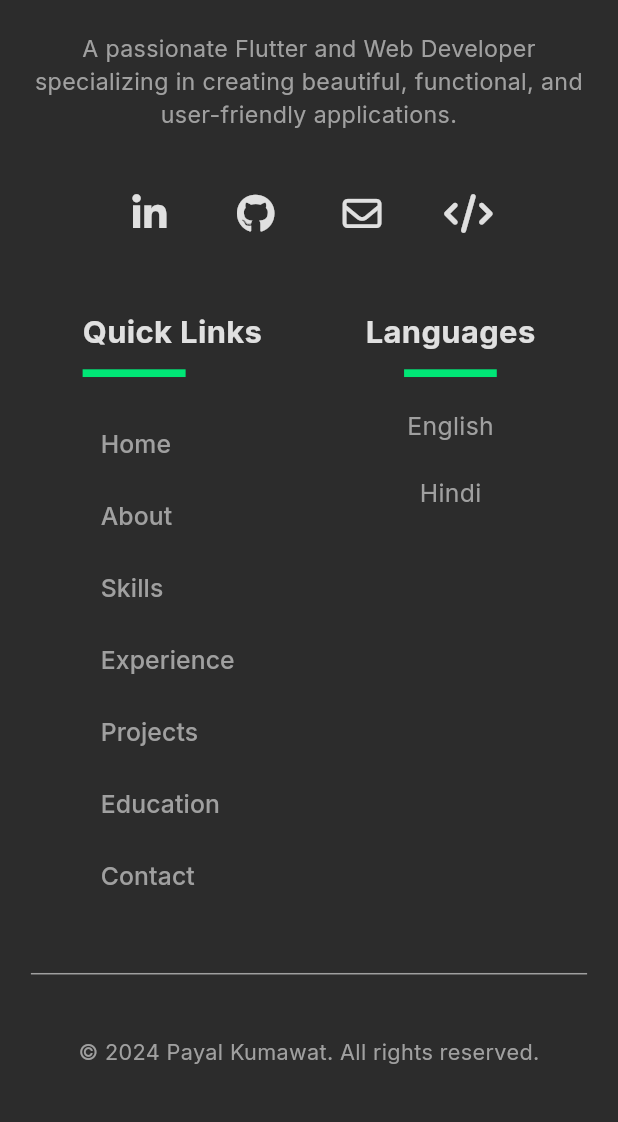
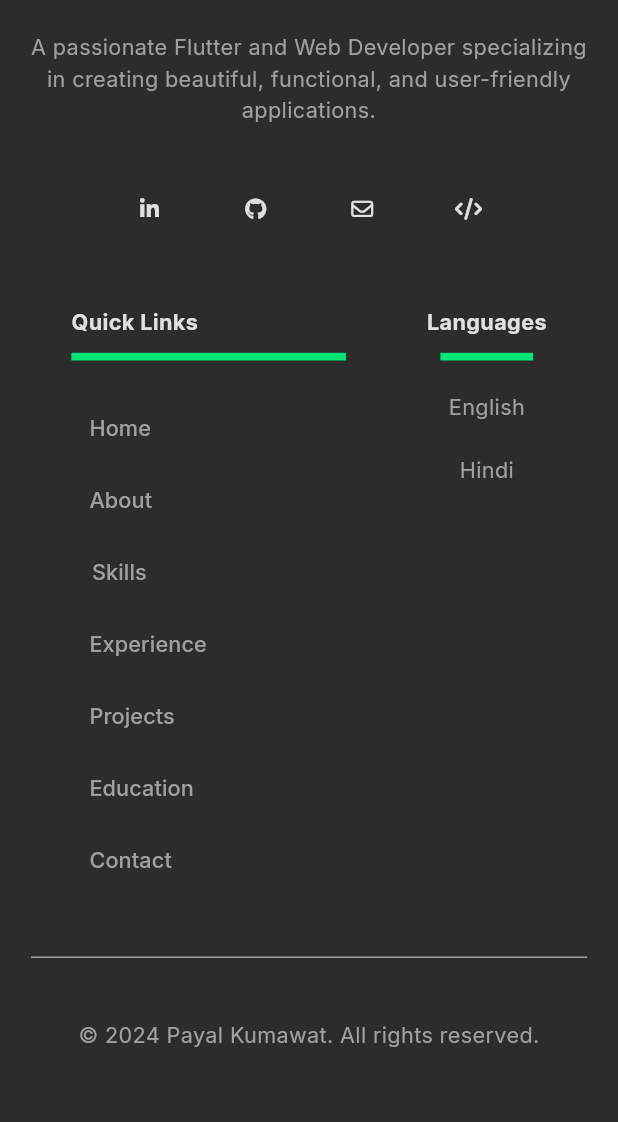
Before and after one commit to PayalKmt/my_portfolio, a Flutter app: the Footer widget shown alone on an empty page, opened directly, on a phone screen of 412 x 824 dp, the part 114-1236 px from its top. Run offline on Flutter 3.47's test engine with Material 3 defaults, Android fonts, the phone set to English and light mode, and no system bars; our stand-ins replace animated_text_kit, flutter_screenutil, font_awesome_flutter, get, google_fonts; network calls fail.

Commit message:
updated footer ui according to mobile

```diff
--- a/lib/app/modules/home/views/footer.dart
+++ b/lib/app/modules/home/views/footer.dart
@@ -18,7 +18,7 @@ class Footer extends GetView<HomeController> {
         title,
         style: TextStyle(
           color: AppColors.textLightColor,
-          fontSize: isMobile ? 16.sp : 25.sp,
+          fontSize: isMobile ? Get.width * 0.035 : 25.sp,
         ),
       ),
     );
@@ -51,7 +51,7 @@ class Footer extends GetView<HomeController> {
                       'PayalKumawat',
                       style: TextStyle(
                         color: AppColors.textColor,
-                        fontSize: isMobile ? 24.sp : 35.sp,
+                        fontSize: isMobile ? Get.width * 0.06 : 35.sp,
                         fontWeight: FontWeight.bold,
                       ),
                       textAlign: isMobile ? TextAlign.center : TextAlign.left,
@@ -61,7 +61,7 @@ class Footer extends GetView<HomeController> {
                       'A passionate Flutter and Web Developer specializing in creating beautiful, functional, and user-friendly applications.',
                       style: TextStyle(
                         color: AppColors.textLightColor,
-                        fontSize: isMobile ? 15.sp : 25.sp,
+                        fontSize: isMobile ? Get.width * 0.035 : 25.sp,
                       ),
                       textAlign: isMobile ? TextAlign.center : TextAlign.left,
                     ),
@@ -71,22 +71,22 @@ class Footer extends GetView<HomeController> {
                       children: [
                         IconButton(
                           onPressed: () => controller.openUrl('https://www.linkedin.com/in/payal-kumawat-664973302/'),
-                          icon: FaIcon(FontAwesomeIcons.linkedinIn, color: AppColors.socialIconColor, size: isMobile ? 25.sp : 30.sp),
+                          icon: FaIcon(FontAwesomeIcons.linkedinIn, color: AppColors.socialIconColor, size: isMobile ? Get.width * 0.035 : 30.sp),
                         ),
                         SizedBox(width: 20.w),
                         IconButton(
                           onPressed: () => controller.openUrl('https://github.com/PayalKmt'),
-                          icon: FaIcon(FontAwesomeIcons.github, color: AppColors.socialIconColor, size: isMobile ? 25.sp :30.sp),
+                          icon: FaIcon(FontAwesomeIcons.github, color: AppColors.socialIconColor, size: isMobile ? Get.width * 0.035 :30.sp),
                         ),
                         SizedBox(width: 20.w),
                         IconButton(
                           onPressed: () => controller.openUrl('mailto:kumawatpayal2005513@gmail.com'),
-                          icon: FaIcon(FontAwesomeIcons.envelope, color: AppColors.socialIconColor, size: isMobile ? 25.sp :30.sp),
+                          icon: FaIcon(FontAwesomeIcons.envelope, color: AppColors.socialIconColor, size: isMobile ? Get.width * 0.035 :30.sp),
                         ),
                         SizedBox(width: 20.w),
                         IconButton(
                           onPressed: () => controller.openUrl('https://leetcode.com/u/kumawatpayal2005513/'),
-                          icon: FaIcon(FontAwesomeIcons.code, color: AppColors.socialIconColor, size: isMobile ? 25.sp :30.sp),
+                          icon: FaIcon(FontAwesomeIcons.code, color: AppColors.socialIconColor, size: isMobile ? Get.width * 0.035 :30.sp),
                         ),
                       ],
                     ),
@@ -109,13 +109,13 @@ class Footer extends GetView<HomeController> {
                           'Quick Links',
                           style: TextStyle(
                             color: AppColors.textColor,
-                            fontSize: isMobile ? 20.sp : 30.sp,
+                            fontSize: isMobile ? Get.width * 0.035 : 30.sp,
                             fontWeight: FontWeight.bold,
                           ),
                           textAlign: isMobile ? TextAlign.center : TextAlign.left,
                         ),
                         Container(
-                          width: isMobile ? 60.w : 120.w,
+                          width: isMobile ? 160.w : 120.w,
                           height: 5.h,
                           color: AppColors.secondaryColor,
                           margin: EdgeInsets.only(top: 10.h, bottom: isMobile ? 20.h : 15.h),
@@ -141,7 +141,7 @@ class Footer extends GetView<HomeController> {
                           'Languages',
                           style: TextStyle(
                             color: AppColors.textColor,
-                            fontSize: isMobile ? 20.sp : 30.sp,
+                            fontSize: isMobile ? Get.width * 0.035 : 30.sp,
                             fontWeight: FontWeight.bold,
                           ),
                           textAlign: isMobile ? TextAlign.center : TextAlign.left,
@@ -156,7 +156,7 @@ class Footer extends GetView<HomeController> {
                           'English',
                           style: TextStyle(
                             color: AppColors.textLightColor,
-                            fontSize: isMobile ? 16.sp : 25.sp,
+                            fontSize: isMobile ? Get.width * 0.035 : 25.sp,
                           ),
                           textAlign: isMobile ? TextAlign.center : TextAlign.left,
                         ),
@@ -165,7 +165,7 @@ class Footer extends GetView<HomeController> {
                           'Hindi',
                           style: TextStyle(
                             color: AppColors.textLightColor,
-                            fontSize: isMobile ? 16.sp : 25.sp,
+                            fontSize: isMobile ? Get.width * 0.035 : 25.sp,
                           ),
                           textAlign: isMobile ? TextAlign.center : TextAlign.left,
                         ),
@@ -184,13 +184,13 @@ class Footer extends GetView<HomeController> {
                       'Quick Links',
                       style: TextStyle(
                         color: AppColors.textColor,
-                        fontSize: isMobile ? 20.sp : 30.sp,
+                        fontSize: isMobile ? Get.width * 0.035 : 30.sp,
                         fontWeight: FontWeight.bold,
                       ),
                       textAlign: isMobile ? TextAlign.center : TextAlign.left,
                     ),
                     Container(
-                      width: isMobile ? 60.w : 120.w,
+                      width: isMobile ? Get.width*0.3 : 120.w,
                       height: 5.h,
                       color: AppColors.secondaryColor,
                       margin: EdgeInsets.only(top: 10.h, bottom: isMobile ? 20.h : 15.h),
@@ -217,7 +217,7 @@ class Footer extends GetView<HomeController> {
                       'Languages',
                       style: TextStyle(
                         color: AppColors.textColor,
-                        fontSize: isMobile ? 20.sp : 30.sp,
+                        fontSize: isMobile ? Get.width * 0.035 : 30.sp,
                         fontWeight: FontWeight.bold,
                       ),
                       textAlign: isMobile ? TextAlign.center : TextAlign.left,
@@ -232,7 +232,7 @@ class Footer extends GetView<HomeController> {
                       'English',
                       style: TextStyle(
                         color: AppColors.textLightColor,
-                        fontSize: isMobile ? 16.sp : 25.sp,
+                        fontSize: isMobile ? Get.width * 0.035 : 25.sp,
                       ),
                       textAlign: isMobile ? TextAlign.center : TextAlign.left,
                     ),
@@ -241,7 +241,7 @@ class Footer extends GetView<HomeController> {
                       'Hindi',
                       style: TextStyle(
                         color: AppColors.textLightColor,
-                        fontSize: isMobile ? 16.sp : 25.sp,
+                        fontSize: isMobile ? Get.width * 0.035 : 25.sp,
                       ),
                       textAlign: isMobile ? TextAlign.center : TextAlign.left,
                     ),
@@ -256,7 +256,7 @@ class Footer extends GetView<HomeController> {
             '© 2024 Payal Kumawat. All rights reserved.',
             style: TextStyle(
               color: AppColors.textLightColor,
-              fontSize: isMobile ? 14.sp : 20.sp,
+              fontSize: isMobile ? Get.width * 0.035 : 20.sp,
             ),
             textAlign: TextAlign.center,
           ),
```
Also changed, not shown: lib/app/modules/home/views/contact_me.dart (+9 -9 lines).
